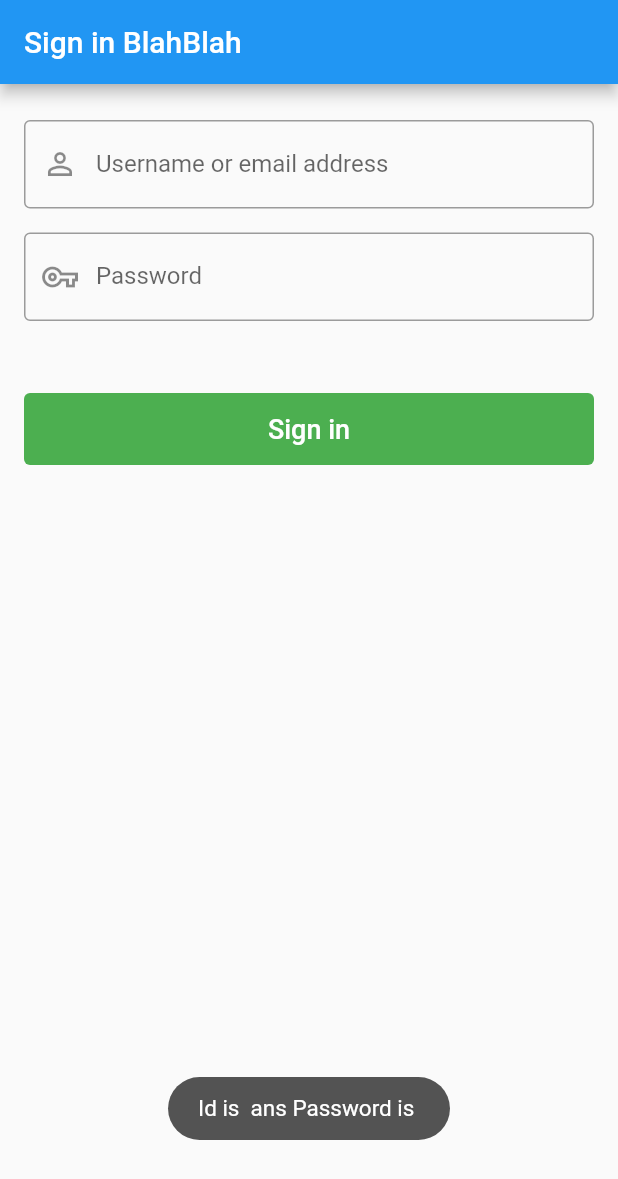
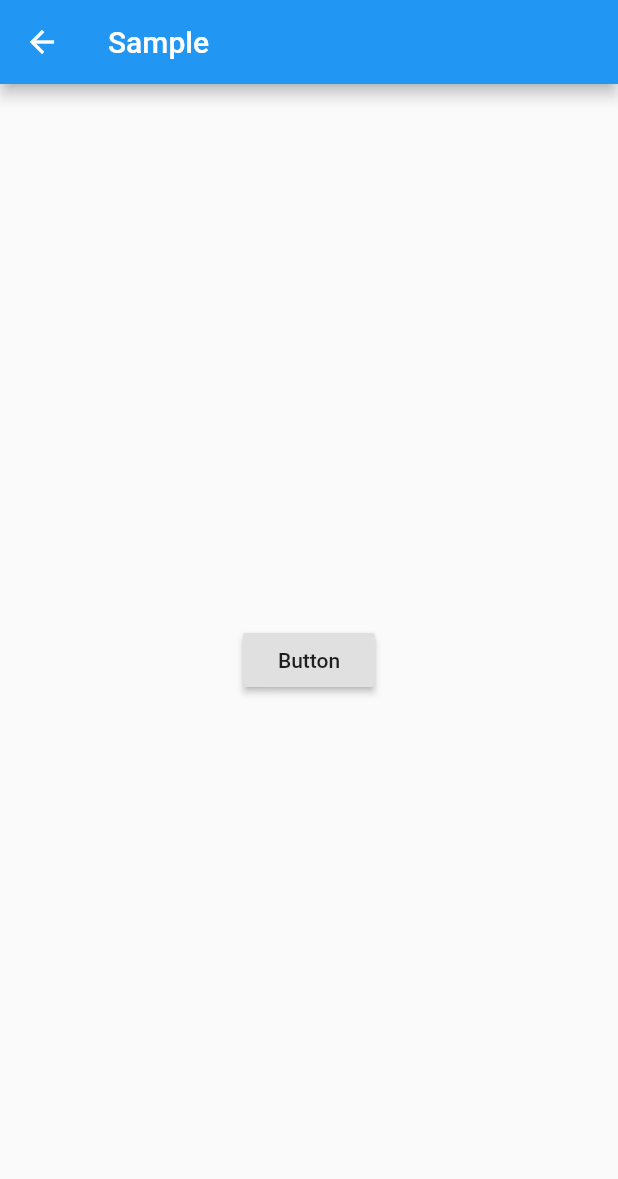
Before and after one commit to 1984tr/flutter-practice, a Flutter app: the screen it shows after launch, after a tap on "Sign in", on a phone screen of 412 x 824 dp. Shown: the top 1179 px of the screen. Run offline on Flutter 3.47's test engine with Material 2 defaults, Android fonts, the phone set to English and light mode, and no system bars.

```diff
--- a/lib/main.dart
+++ b/lib/main.dart
@@ -1,5 +1,5 @@
 import 'package:flutter/material.dart';
-import 'package:toast/toast.dart';
+import 'package:flutter0131/pages/sample01.dart';
 
 void main() {
   runApp(MyApp());
@@ -41,8 +41,8 @@ class _SignInPageState extends State<SignInPage> {
           children: [
             Container(
               margin: EdgeInsets.only(top: 24),
-              child: getTextField(_id,
-                  "Username or email address", Icons.perm_identity),
+              child: getTextField(
+                  _id, "Username or email address", Icons.perm_identity),
             ),
             Container(
               margin: EdgeInsets.only(top: 16),
@@ -68,7 +68,8 @@ class _SignInPageState extends State<SignInPage> {
     );
   }
 
-  Widget getTextField(TextEditingController controller, String labelText, IconData icon,
+  Widget getTextField(
+      TextEditingController controller, String labelText, IconData icon,
       {bool obscureText = false}) {
     return TextField(
       controller: controller,
@@ -82,7 +83,11 @@ class _SignInPageState extends State<SignInPage> {
   }
 
   void signIn() {
-    Toast.show("Id is ${_id.text} ans Password is ${_password.text}", context,
-        duration: Toast.LENGTH_SHORT, gravity: Toast.BOTTOM);
+    // Toast.show("Id is ${_id.text} ans Password is ${_password.text}", context,
+    //     duration: Toast.LENGTH_SHORT, gravity: Toast.BOTTOM);
+    Navigator.push(
+    context,
+    MaterialPageRoute(builder: (context) => Sample01()),
+  );
   }
 }
--- /dev/null
+++ b/lib/pages/sample01.dart
@@ -0,0 +1,16 @@
+import 'package:flutter/material.dart';
+
+class Sample01 extends StatelessWidget {
+  @override
+  Widget build(BuildContext context) {
+    return Scaffold(
+        appBar: AppBar(title: Text("Sample")),
+        body: Center(
+            child: RaisedButton(
+          child: Text("Button"),
+          onPressed: () {
+            Navigator.pop(context);
+          },
+        )));
+  }
+}
```
Also changed, not shown: 3 other files.
